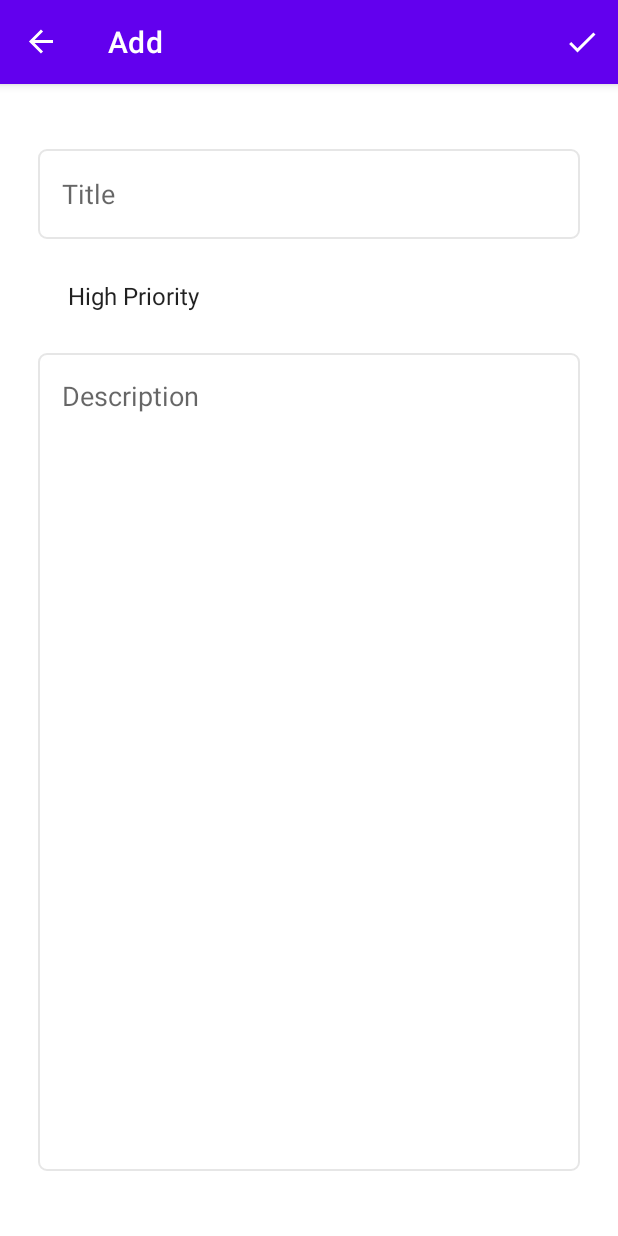
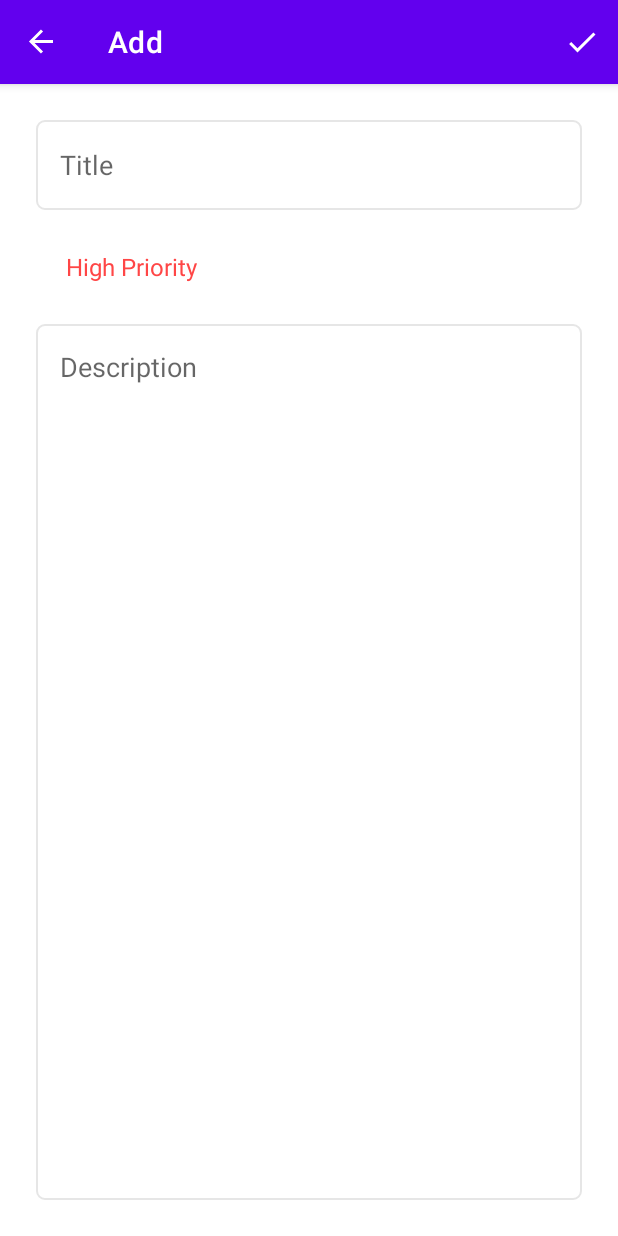
Before and after one commit to itman85/todo-list-app, an Android app: the AddFragment screen opened through its navigation route, on a phone screen of 412 x 824 dp. Run offline under Robolectric (Android 15) with nearby library versions, the phone set to English and light mode, and no system bars; our stand-ins replace Room's generated code, navigation-ui.

Commit message:
update , delete todo

```diff
--- a/app/build.gradle
+++ b/app/build.gradle
@@ -3,6 +3,7 @@ plugins {
     id 'kotlin-android'
     id 'kotlin-android-extensions'
     id 'kotlin-kapt'
+    id 'androidx.navigation.safeargs.kotlin'
 }
 
 android {
--- a/app/src/main/java/com/picoder/sample/todolist/data/ToDoDao.kt
+++ b/app/src/main/java/com/picoder/sample/todolist/data/ToDoDao.kt
@@ -1,10 +1,7 @@
 package com.picoder.sample.todolist.data
 
 import androidx.lifecycle.LiveData
-import androidx.room.Dao
-import androidx.room.Insert
-import androidx.room.OnConflictStrategy
-import androidx.room.Query
+import androidx.room.*
 import com.picoder.sample.todolist.data.model.ToDoData
 
 @Dao
@@ -16,5 +13,12 @@ interface ToDoDao {
     @Insert(onConflict = OnConflictStrategy.IGNORE)
     suspend fun insertData(toDoData: ToDoData)
 
+    @Update
+    suspend fun updateData(toDoData: ToDoData)
 
+    @Delete
+    suspend fun deleteItem(toDoData: ToDoData)
+
+    @Query("DELETE FROM TODO_TABLE")
+    suspend fun deleteAll()
 }
--- a/app/src/main/java/com/picoder/sample/todolist/data/model/ToDoData.kt
+++ b/app/src/main/java/com/picoder/sample/todolist/data/model/ToDoData.kt
@@ -1,14 +1,17 @@
 package com.picoder.sample.todolist.data.model
 
+import android.os.Parcelable
 import androidx.room.Entity
 import androidx.room.PrimaryKey
 import com.picoder.sample.todolist.data.model.Priority
+import kotlinx.android.parcel.Parcelize
 
 @Entity(tableName = "todo_table")
+@Parcelize
 data class ToDoData(
     @PrimaryKey(autoGenerate = true)
     var id: Int,
     var title: String,
     var priority: Priority,
     var description: String
-)
+) : Parcelable
--- /dev/null
+++ b/app/src/main/java/com/picoder/sample/todolist/fragment/SharedViewModel.kt
@@ -0,0 +1,58 @@
+package com.picoder.sample.todolist.fragment
+
+import android.app.Application
+import android.text.TextUtils
+import android.view.View
+import android.widget.AdapterView
+import android.widget.TextView
+import androidx.core.content.ContextCompat
+import androidx.lifecycle.AndroidViewModel
+import androidx.lifecycle.LiveData
+import androidx.lifecycle.MutableLiveData
+import com.picoder.sample.todolist.R
+import com.picoder.sample.todolist.data.model.ToDoData
+
+class SharedViewModel(application: Application) : AndroidViewModel(application) {
+
+    val emptyDatabase : MutableLiveData<Boolean> = MutableLiveData(true)
+
+    fun checkIfDataEmpty(toDoData: List<ToDoData>){
+        emptyDatabase.value = toDoData.isEmpty()
+    }
+
+    val listener: AdapterView.OnItemSelectedListener = object : AdapterView.OnItemSelectedListener {
+        override fun onItemSelected(parent: AdapterView<*>?, view: View?, position: Int, id: Long) {
+            when (position) {
+                0 -> (parent?.getChildAt(0) as TextView).setTextColor(
+                    ContextCompat.getColor(
+                        application,
+                        R.color.red
+                    )
+                )
+
+                1 -> (parent?.getChildAt(0) as TextView).setTextColor(
+                    ContextCompat.getColor(
+                        application,
+                        R.color.yellow
+                    )
+                )
+
+                2 -> (parent?.getChildAt(0) as TextView).setTextColor(
+                    ContextCompat.getColor(
+                        application,
+                        R.color.green
+                    )
+                )
+            }
+        }
+
+        override fun onNothingSelected(p0: AdapterView<*>?) {}
+
+    }
+
+    fun validateDataFromInput(title: String, description: String): Boolean {
+        return if (TextUtils.isEmpty(title) || TextUtils.isEmpty(description)) {
+            false
+        } else !(title.isEmpty() || description.isEmpty())
+    }
+}
--- a/app/src/main/java/com/picoder/sample/todolist/fragment/add/AddFragment.kt
+++ b/app/src/main/java/com/picoder/sample/todolist/fragment/add/AddFragment.kt
@@ -11,12 +11,16 @@ import com.picoder.sample.todolist.R
 import com.picoder.sample.todolist.data.model.ToDoData
 import com.picoder.sample.todolist.data.model.toPriority
 import com.picoder.sample.todolist.data.viewmodel.ToDoViewModel
+import com.picoder.sample.todolist.fragment.SharedViewModel
 import kotlinx.android.synthetic.main.fragment_add.*
+import kotlinx.android.synthetic.main.fragment_add.view.*
 
 
 class AddFragment : Fragment() {
 
-    private val todoViewModel:ToDoViewModel by viewModels()
+    private val todoViewModel: ToDoViewModel by viewModels()
+
+    private val sharedViewModel: SharedViewModel by viewModels()
 
     override fun onCreateView(
         inflater: LayoutInflater, container: ViewGroup?,
@@ -25,7 +29,10 @@ class AddFragment : Fragment() {
         // Inflate the layout for this fragment
         val view = inflater.inflate(R.layout.fragment_add, container, false)
 
+        // set menu
         setHasOptionsMenu(true)
+
+        view.spinnerPriority.onItemSelectedListener = sharedViewModel.listener
 
         return view
     }
@@ -46,23 +53,17 @@ class AddFragment : Fragment() {
         val priority = spinnerPriority.selectedItem.toString()
         val description = edtDescription.text.toString()
 
-        val validate = validateDataFromInput(title, description)
+        val validate = sharedViewModel.validateDataFromInput(title, description)
         if (validate) {
             val newToDoData = ToDoData(0, title, priority.toPriority(), description)
             todoViewModel.insertData(newToDoData)
-            Toast.makeText(requireContext(),"Successfully Added!",Toast.LENGTH_LONG).show()
+            Toast.makeText(requireContext(), "Successfully Added!", Toast.LENGTH_LONG).show()
             // back to list
             findNavController().navigate(R.id.action_addFragment_to_listFragment)
 
         } else {
-            Toast.makeText(requireContext(),"Please input data",Toast.LENGTH_LONG).show()
+            Toast.makeText(requireContext(), "Please input data", Toast.LENGTH_LONG).show()
         }
 
     }
-
-    private fun validateDataFromInput(title: String, description: String): Boolean {
-        return if (TextUtils.isEmpty(title) || TextUtils.isEmpty(description)) {
-            false
-        } else !(title.isEmpty() || description.isEmpty())
-    }
 }
--- a/app/src/main/java/com/picoder/sample/todolist/fragment/list/ListFragment.kt
+++ b/app/src/main/java/com/picoder/sample/todolist/fragment/list/ListFragment.kt
@@ -1,15 +1,28 @@
 package com.picoder.sample.todolist.fragment.list
 
+import android.app.AlertDialog
 import android.os.Bundle
 import android.view.*
+import android.widget.Toast
 import androidx.fragment.app.Fragment
+import androidx.fragment.app.viewModels
+import androidx.lifecycle.Observer
 import androidx.navigation.fragment.findNavController
+import androidx.recyclerview.widget.LinearLayoutManager
 import com.picoder.sample.todolist.R
+import com.picoder.sample.todolist.data.viewmodel.ToDoViewModel
+import com.picoder.sample.todolist.fragment.SharedViewModel
 import com.picoder.sample.todolist.utils.hideKeyboard
 import kotlinx.android.synthetic.main.fragment_list.view.*
 
 
 class ListFragment : Fragment() {
+
+    private val todoViewModel: ToDoViewModel by viewModels()
+
+    private val sharedViewModel: SharedViewModel by viewModels()
+
+    private val adapter: ListAdapter by lazy { ListAdapter() }
 
     override fun onCreateView(
         inflater: LayoutInflater, container: ViewGroup?,
@@ -17,12 +30,24 @@ class ListFragment : Fragment() {
     ): View? {
         // Inflate the layout for this fragment
         val view = inflater.inflate(R.layout.fragment_list, container, false)
+
+        val recyclerView = view.recyclerView
+        recyclerView.adapter = adapter
+        recyclerView.layoutManager = LinearLayoutManager(requireContext())
+
+        todoViewModel.getAllData.observe(viewLifecycleOwner, Observer { data ->
+            sharedViewModel.checkIfDataEmpty(data)
+            adapter.setData(data)
+        })
+
+        sharedViewModel.emptyDatabase.observe(viewLifecycleOwner, {
+            showEmptyDataView(it)
+        })
+
         view.floatingActionButton.setOnClickListener {
             findNavController().navigate(R.id.action_listFragment_to_addFragment)
         }
-        view.listLayout.setOnClickListener {
-            findNavController().navigate(R.id.action_listFragment_to_updateFragment)
-        }
+
 
         // set menu
         setHasOptionsMenu(true)
@@ -33,8 +58,42 @@ class ListFragment : Fragment() {
         return view
     }
 
+    private fun showEmptyDataView(isEmpty: Boolean) {
+        if (isEmpty) {
+            view?.iv_no_data?.visibility = View.VISIBLE
+            view?.tv_no_data?.visibility = View.VISIBLE
+        } else {
+            view?.iv_no_data?.visibility = View.INVISIBLE
+            view?.tv_no_data?.visibility = View.INVISIBLE
+        }
+    }
+
     override fun onCreateOptionsMenu(menu: Menu, inflater: MenuInflater) {
-        inflater.inflate(R.menu.list_fragment_menu,menu)
+        inflater.inflate(R.menu.list_fragment_menu, menu)
+    }
+
+    override fun onOptionsItemSelected(item: MenuItem): Boolean {
+        if (item.itemId == R.id.menu_delete_all) {
+            confirmRemoval()
+        }
+        return super.onOptionsItemSelected(item)
+    }
+
+    private fun confirmRemoval() {
+        var builder = AlertDialog.Builder(requireContext())
+        builder.setPositiveButton("Yes") { _, _ ->
+            todoViewModel.deleteAllData()
+            Toast.makeText(
+                requireContext(), "Successfully Removed All!",
+                Toast.LENGTH_LONG
+            ).show()
+        }
+        builder.setNegativeButton("No") { _, _ ->
+            //
+        }
+        builder.setTitle("Delete All?")
+        builder.setMessage("Are you sure you want to delete All?")
+        builder.create().show()
     }
 
 }
--- a/app/src/main/res/layout/activity_main.xml
+++ b/app/src/main/res/layout/activity_main.xml
@@ -11,8 +11,8 @@
     <androidx.fragment.app.FragmentContainerView
         android:id="@+id/navHostFragment"
         android:name="androidx.navigation.fragment.NavHostFragment"
-        android:layout_width="409dp"
-        android:layout_height="729dp"
+        android:layout_width="match_parent"
+        android:layout_height="match_parent"
         app:defaultNavHost="true"
         app:layout_constraintBottom_toBottomOf="parent"
         app:layout_constraintEnd_toEndOf="parent"
--- a/app/src/main/res/layout/fragment_list.xml
+++ b/app/src/main/res/layout/fragment_list.xml
@@ -10,8 +10,10 @@
 
     <androidx.recyclerview.widget.RecyclerView
         android:id="@+id/recyclerView"
-        android:layout_width="409dp"
-        android:layout_height="729dp"
+        android:layout_width="0dp"
+        android:layout_height="0dp"
+        android:paddingTop="8dp"
+        android:clipToPadding="false"
         app:layout_constraintBottom_toBottomOf="parent"
         app:layout_constraintEnd_toEndOf="parent"
         app:layout_constraintHorizontal_bias="0.5"
--- a/app/src/main/res/navigation/app_navigation.xml
+++ b/app/src/main/res/navigation/app_navigation.xml
@@ -46,5 +46,8 @@
             app:destination="@id/listFragment"
             app:enterAnim="@anim/slide_from_right"
             app:exitAnim="@anim/slide_to_left" />
+        <argument
+            android:name="currentItem"
+            app:argType="com.picoder.sample.todolist.data.model.ToDoData" />
     </fragment>
 </navigation>
--- a/build.gradle
+++ b/build.gradle
@@ -7,6 +7,7 @@ buildscript {
     dependencies {
         classpath "com.android.tools.build:gradle:7.0.3"
         classpath "org.jetbrains.kotlin:kotlin-gradle-plugin:1.5.21"
+        classpath "androidx.navigation:navigation-safe-args-gradle-plugin:2.3.5"
 
         // NOTE: Do not place your application dependencies here; they belong
         // in the individual module build.gradle files
```
Also changed, not shown: app/src/main/java/com/picoder/sample/todolist/data/model/Priority.kt (+10 -2 lines), app/src/main/java/com/picoder/sample/todolist/data/repository/ToDoRepository.kt (+13 -1 lines), app/src/main/java/com/picoder/sample/todolist/data/viewmodel/ToDoViewModel.kt (+19 -1 lines), app/src/main/java/com/picoder/sample/todolist/fragment/list/ListAdapter.kt (added, +71 -0 lines), app/src/main/java/com/picoder/sample/todolist/fragment/update/UpdateFragment.kt (+79 -3 lines), app/src/main/res/drawable/item_background.xml (added, +7 -0 lines), app/src/main/res/layout/todo_item_layout.xml (added, +64 -0 lines).
